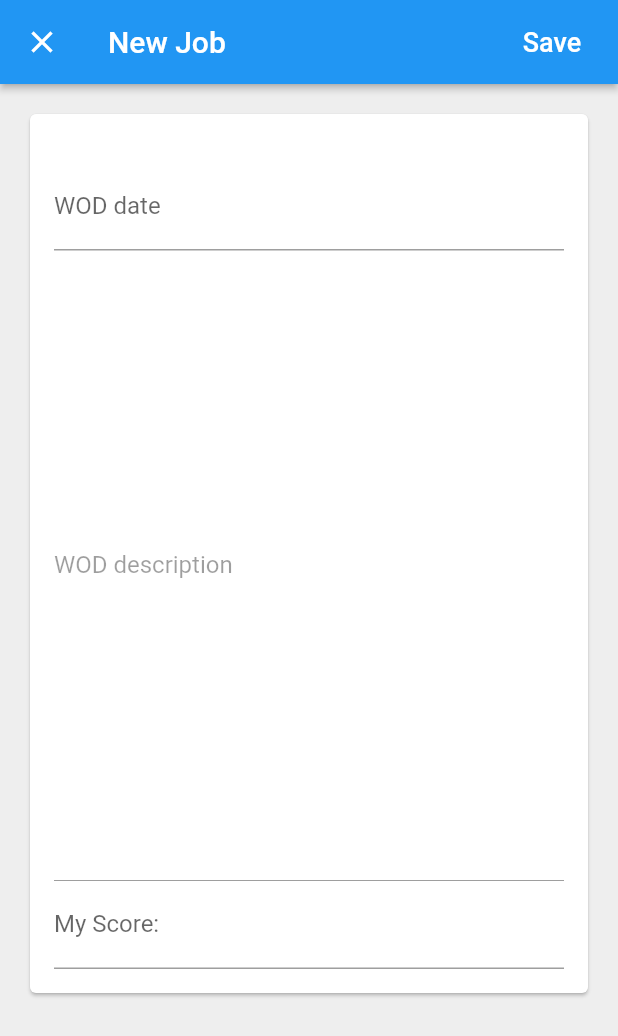
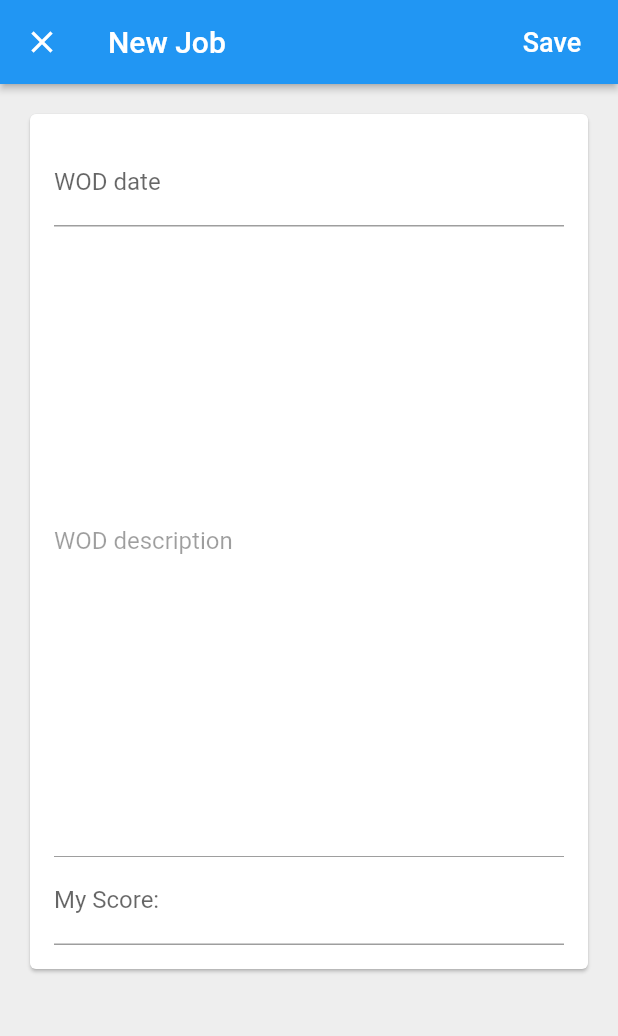
Before and after one commit to cyberian-coder/wodka, a Flutter app: the screen it shows once a user with an empty profile is signed in, after a tap on the "add" icon, on a phone screen of 412 x 824 dp. Shown: the top 1036 px of the screen. Run offline on Flutter 3.47's test engine with Material 2 defaults, Android fonts, the phone set to English and light mode, and no system bars; our stand-ins replace cloud_firestore, firebase_auth, firebase_core, google_sign_in, rxdart; accounts and stored records are empty.

Commit message:
update EditJobPage

```diff
--- a/lib/app/home/jobs/edit_job_page.dart
+++ b/lib/app/home/jobs/edit_job_page.dart
@@ -140,7 +140,6 @@ class _EditJobPageState extends State<EditJobPage> {
 
   List<Widget> _buildChildren() {
     return [
-      Text(''),
       TextFormField(
         decoration: InputDecoration(labelText: 'WOD date'),
         initialValue: _name,
```
Also changed, not shown: lib/app/home/jobs/job_list_tile.dart (+7 -2 lines).
